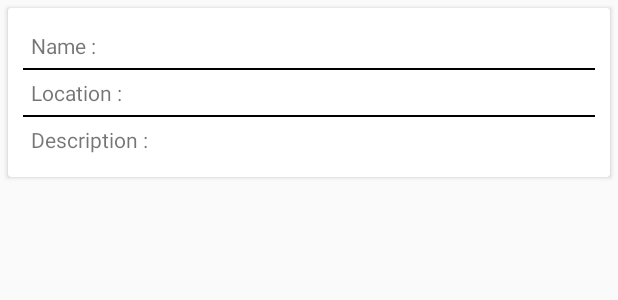
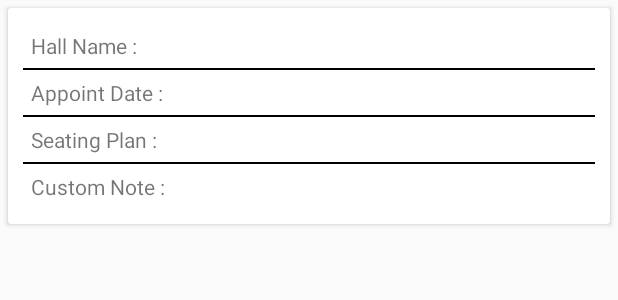
Before and after one commit to MHamzaShahzad/WedlogApp, an Android app: the layout layout_hall_order_adapter.xml on its own in the app's theme, with its tools: preview values and no code run, on a phone screen of 412 x 824 dp. Shown: the top 300 px of the screen. Run offline under Robolectric (Android 15) with nearby library versions, the phone set to English and light mode, and no system bars; network calls fail.

Commit message:
Missing files uploaded.

```diff
--- a/app/src/main/res/layout/layout_hall_order_adapter.xml
+++ b/app/src/main/res/layout/layout_hall_order_adapter.xml
@@ -21,10 +21,10 @@
             <TextView
                 android:layout_width="wrap_content"
                 android:layout_height="wrap_content"
-                android:text="Name : " />
+                android:text="Hall Name : " />
 
             <TextView
-                android:id="@+id/textPlaceTransportName"
+                android:id="@+id/textPlaceName"
                 android:layout_width="wrap_content"
                 android:layout_height="wrap_content"
                 android:layout_gravity="end" />
@@ -45,10 +45,10 @@
             <TextView
                 android:layout_width="wrap_content"
                 android:layout_height="wrap_content"
-                android:text="Location : " />
+                android:text="Appoint Date : " />
 
             <TextView
-                android:id="@+id/textPlaceTransportLocation"
+                android:id="@+id/textPlaceAppointDate"
                 android:layout_width="wrap_content"
                 android:layout_height="wrap_content"
                 android:layout_gravity="end" />
@@ -69,10 +69,34 @@
             <TextView
                 android:layout_width="wrap_content"
                 android:layout_height="wrap_content"
-                android:text="Description : " />
+                android:text="Seating Plan : " />
 
             <TextView
-                android:id="@+id/textPlaceTransportDescription"
+                android:id="@+id/textPlaceSeatingPlan"
+                android:layout_width="wrap_content"
+                android:layout_height="wrap_content"
+                android:layout_gravity="end" />
+
+        </LinearLayout>
+
+        <View
+            android:layout_width="match_parent"
+            android:layout_height="1dp"
+            android:background="#000" />
+
+        <LinearLayout
+            android:layout_width="match_parent"
+            android:layout_height="wrap_content"
+            android:layout_margin="5dp"
+            android:orientation="horizontal">
+
+            <TextView
+                android:layout_width="wrap_content"
+                android:layout_height="wrap_content"
+                android:text="Custom Note : " />
+
+            <TextView
+                android:id="@+id/textPlaceCustomNote"
                 android:layout_width="wrap_content"
                 android:layout_height="wrap_content"
                 android:layout_gravity="end" />
```
Also changed, not shown: app/src/main/java/com/example/wedlogapp/adapters/hall_orders/HallOrdersAdapterHolder.java (+11 -0 lines), app/src/main/res/drawable/ic_dashboard_black_24dp.xml (added, +9 -0 lines), app/src/main/res/drawable/ic_home_black_24dp.xml (added, +9 -0 lines), app/src/main/res/layout/activity_home.xml (added, +53 -0 lines), app/src/main/res/layout/fragment_halls.xml (added, +13 -0 lines), app/src/main/res/layout/fragment_transportation.xml (added, +12 -0 lines).
